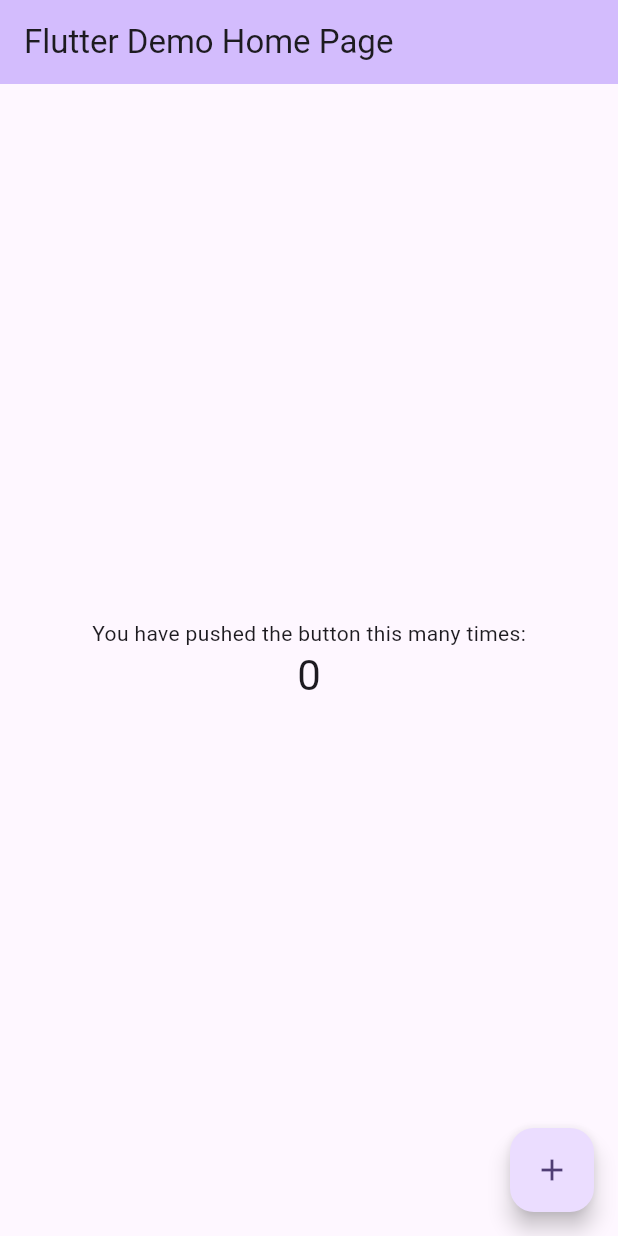
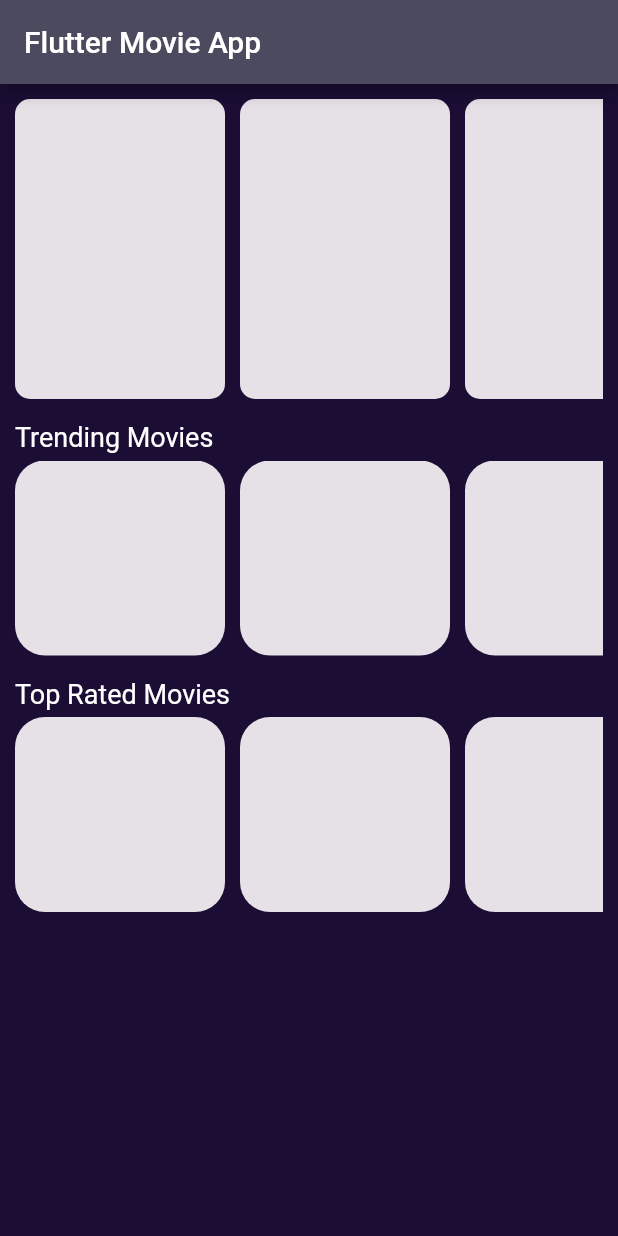
Before and after one commit to Beki4382/Movie-App, a Flutter app: the screen it shows after launch, on a phone screen of 412 x 824 dp. Run offline on Flutter 3.47's test engine with Material 2 defaults, Android fonts, the phone set to English and light mode, and no system bars.

Commit message:
create home and movie_detail screens

```diff
--- /dev/null
+++ b/movie_app/lib/features/movie/presentation/screens/home_screen.dart
@@ -0,0 +1,85 @@
+import 'package:flutter/material.dart';
+import 'package:movie_app/features/movie/presentation/widgets/movie_card.dart';
+import 'package:movie_app/features/movie/presentation/widgets/trending_movies.dart';
+
+class HomeScreen extends StatelessWidget {
+  const HomeScreen({super.key});
+
+  @override
+  Widget build(BuildContext context) {
+    return MaterialApp(
+      debugShowCheckedModeBanner: false,
+      home: Scaffold(
+        backgroundColor: const Color.fromARGB(253, 25, 11, 50),
+        appBar: AppBar(
+          backgroundColor: const Color.fromARGB(252, 77, 75, 95),
+          title: const Text("Flutter Movie App"),
+        ),
+        body: SafeArea(
+          child: SingleChildScrollView(
+            scrollDirection: Axis.vertical,
+            child: Container(
+              margin: const EdgeInsets.all(10),
+              child: Column(
+                crossAxisAlignment: CrossAxisAlignment.start,
+                children: [
+                  SizedBox(
+                    height: 200,
+                    child: ListView.separated(
+                      scrollDirection: Axis.horizontal,
+                      itemBuilder: (context, index) => movieCard(),
+                      separatorBuilder: (context, _) => const SizedBox(
+                        width: 10,
+                      ),
+                      itemCount: 6,
+                    ),
+                  ),
+                  const SizedBox(
+                    height: 15,
+                  ),
+                  const Text(
+                    "Trending Movies",
+                    style: TextStyle(color: Colors.white, fontSize: 18),
+                  ),
+                  const SizedBox(
+                    height: 5,
+                  ),
+                  SizedBox(
+                    height: 130,
+                    child: ListView.separated(
+                        scrollDirection: Axis.horizontal,
+                        itemBuilder: (context, index) => TrendingMoviesCards(),
+                        separatorBuilder: (context, _) => const SizedBox(
+                              width: 10,
+                            ),
+                        itemCount: 7),
+                  ),
+                  const SizedBox(
+                    height: 15,
+                  ),
+                  const Text(
+                    "Top Rated Movies",
+                    style: TextStyle(color: Colors.white, fontSize: 18),
+                  ),
+                  const SizedBox(
+                    height: 5,
+                  ),
+                  SizedBox(
+                    height: 130,
+                    child: ListView.separated(
+                        scrollDirection: Axis.horizontal,
+                        itemBuilder: (context, index) => TrendingMoviesCards(),
+                        separatorBuilder: (context, _) => const SizedBox(
+                              width: 10,
+                            ),
+                        itemCount: 7),
+                  )
+                ],
+              ),
+            ),
+          ),
+        ),
+      ),
+    );
+  }
+}
--- /dev/null
+++ b/movie_app/lib/features/movie/presentation/screens/movie_detail_screen.dart
@@ -0,0 +1,24 @@
+import 'package:flutter/material.dart';
+
+class MovieDetailCard extends StatelessWidget {
+  const MovieDetailCard({super.key});
+
+  @override
+  Widget build(BuildContext context) {
+    return Scaffold(
+      body: SafeArea(
+          child: Column(
+        children: [
+          Container(
+            height: 300,
+            width: 300,
+            decoration: BoxDecoration(
+                borderRadius: BorderRadius.circular(10), color: Colors.amber),
+          ),
+          const Text("Name of movie"),
+          const Text("detail of the movie")
+        ],
+      )),
+    );
+  }
+}
--- /dev/null
+++ b/movie_app/lib/features/movie/presentation/widgets/movie_card.dart
@@ -0,0 +1,11 @@
+import 'package:flutter/material.dart';
+
+Widget movieCard() {
+  return Container(
+    decoration: BoxDecoration(
+        borderRadius: BorderRadius.circular(10),
+        color: const Color.fromARGB(255, 230, 224, 231)),
+    height: 150,
+    width: 140,
+  );
+}
--- /dev/null
+++ b/movie_app/lib/features/movie/presentation/widgets/trending_movies.dart
@@ -0,0 +1,11 @@
+import 'package:flutter/material.dart';
+
+Widget TrendingMoviesCards() {
+  return Container(
+    decoration: BoxDecoration(
+        borderRadius: BorderRadius.circular(20),
+        color: Color.fromARGB(255, 230, 224, 231)),
+    height: 90,
+    width: 140,
+  );
+}
--- a/movie_app/lib/main.dart
+++ b/movie_app/lib/main.dart
@@ -1,125 +1,7 @@
 import 'package:flutter/material.dart';
 
+import 'features/movie/presentation/screens/home_screen.dart';
+
 void main() {
-  runApp(const MyApp());
+  runApp(const HomeScreen());
 }
-
-class MyApp extends StatelessWidget {
-  const MyApp({super.key});
-
-  // This widget is the root of your application.
-  @override
-  Widget build(BuildContext context) {
-    return MaterialApp(
-      title: 'Flutter Demo',
-      theme: ThemeData(
-        // This is the theme of your application.
-        //
-        // TRY THIS: Try running your application with "flutter run". You'll see
-        // the application has a blue toolbar. Then, without quitting the app,
-        // try changing the seedColor in the colorScheme below to Colors.green
-        // and then invoke "hot reload" (save your changes or press the "hot
-        // reload" button in a Flutter-supported IDE, or press "r" if you used
-        // the command line to start the app).
-        //
-        // Notice that the counter didn't reset back to zero; the application
-        // state is not lost during the reload. To reset the state, use hot
-        // restart instead.
-        //
-        // This works for code too, not just values: Most code changes can be
-        // tested with just a hot reload.
-        colorScheme: ColorScheme.fromSeed(seedColor: Colors.deepPurple),
-        useMaterial3: true,
-      ),
-      home: const MyHomePage(title: 'Flutter Demo Home Page'),
-    );
-  }
-}
-
-class MyHomePage extends StatefulWidget {
-  const MyHomePage({super.key, required this.title});
-
-  // This widget is the home page of your application. It is stateful, meaning
-  // that it has a State object (defined below) that contains fields that affect
-  // how it looks.
-
-  // This class is the configuration for the state. It holds the values (in this
-  // case the title) provided by the parent (in this case the App widget) and
-  // used by the build method of the State. Fields in a Widget subclass are
-  // always marked "final".
-
-  final String title;
-
-  @override
-  State<MyHomePage> createState() => _MyHomePageState();
-}
-
-class _MyHomePageState extends State<MyHomePage> {
-  int _counter = 0;
-
-  void _incrementCounter() {
-    setState(() {
-      // This call to setState tells the Flutter framework that something has
-      // changed in this State, which causes it to rerun the build method below
-      // so that the display can reflect the updated values. If we changed
-      // _counter without calling setState(), then the build method would not be
-      // called again, and so nothing would appear to happen.
-      _counter++;
-    });
-  }
-
-  @override
-  Widget build(BuildContext context) {
-    // This method is rerun every time setState is called, for instance as done
-    // by the _incrementCounter method above.
-    //
-    // The Flutter framework has been optimized to make rerunning build methods
-    // fast, so that you can just rebuild anything that needs updating rather
-    // than having to individually change instances of widgets.
-    return Scaffold(
-      appBar: AppBar(
-        // TRY THIS: Try changing the color here to a specific color (to
-        // Colors.amber, perhaps?) and trigger a hot reload to see the AppBar
-        // change color while the other colors stay the same.
-        backgroundColor: Theme.of(context).colorScheme.inversePrimary,
-        // Here we take the value from the MyHomePage object that was created by
-        // the App.build method, and use it to set our appbar title.
-        title: Text(widget.title),
-      ),
-      body: Center(
-        // Center is a layout widget. It takes a single child and positions it
-        // in the middle of the parent.
-        child: Column(
-          // Column is also a layout widget. It takes a list of children and
-          // arranges them vertically. By default, it sizes itself to fit its
-          // children horizontally, and tries to be as tall as its parent.
-          //
-          // Column has various properties to control how it sizes itself and
-          // how it positions its children. Here we use mainAxisAlignment to
-          // center the children vertically; the main axis here is the vertical
-          // axis because Columns are vertical (the cross axis would be
-          // horizontal).
-          //
-          // TRY THIS: Invoke "debug painting" (choose the "Toggle Debug Paint"
-          // action in the IDE, or press "p" in the console), to see the
-          // wireframe for each widget.
-          mainAxisAlignment: MainAxisAlignment.center,
-          children: <Widget>[
-            const Text(
-              'You have pushed the button this many times:',
-            ),
-            Text(
-              '$_counter',
-              style: Theme.of(context).textTheme.headlineMedium,
-            ),
-          ],
-        ),
-      ),
-      floatingActionButton: FloatingActionButton(
-        onPressed: _incrementCounter,
-        tooltip: 'Increment',
-        child: const Icon(Icons.add),
-      ), // This trailing comma makes auto-formatting nicer for build methods.
-    );
-  }
-}
```
